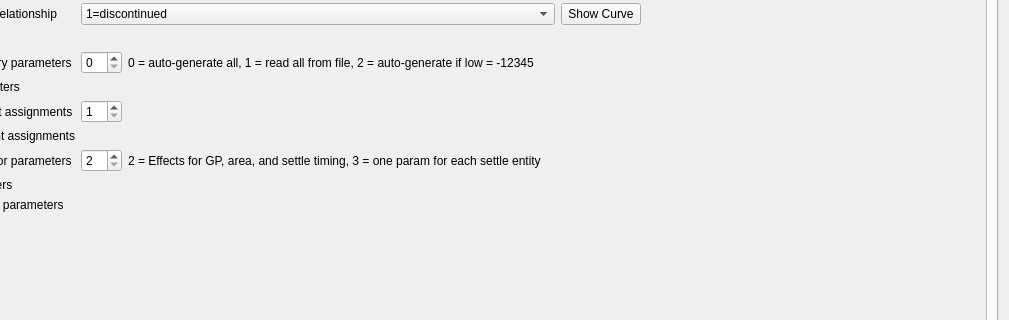
First picture: the form in src/population_widget.ui, repository nmfs-ost/ss3-ssi, before the edit; both pictures show x 145 to 1154 and y 109 to 429 of the 1154 by 577 pixel window.
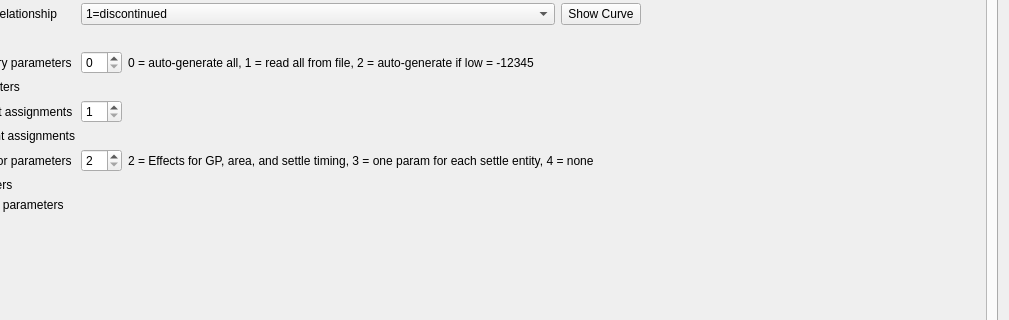
Second picture: the form after the edit. The open tabs and pages were chosen to show the change. Icons and pictures are not drawn.

Patch:
```diff
--- a/src/population_widget.ui
+++ b/src/population_widget.ui
@@ -2094,7 +2094,7 @@
             <x>0</x>
             <y>0</y>
             <width>1094</width>
-            <height>429</height>
+            <height>423</height>
            </rect>
           </property>
           <layout class="QVBoxLayout" name="verticalLayout_10">
@@ -2273,7 +2273,7 @@
              <item row="12" column="2" colspan="3">
               <widget class="QLabel" name="label_recr_dist_method_info">
                <property name="text">
-                <string>2 = Effects for GP, area, and settle timing, 3 = one param for each settle entity</string>
+                <string>2 = Effects for GP, area, and settle timing, 3 = one param for each settle entity, 4 = none</string>
                </property>
               </widget>
              </item>
```
Left out of the diff: 28 changed lines with no effect on the pictures.
